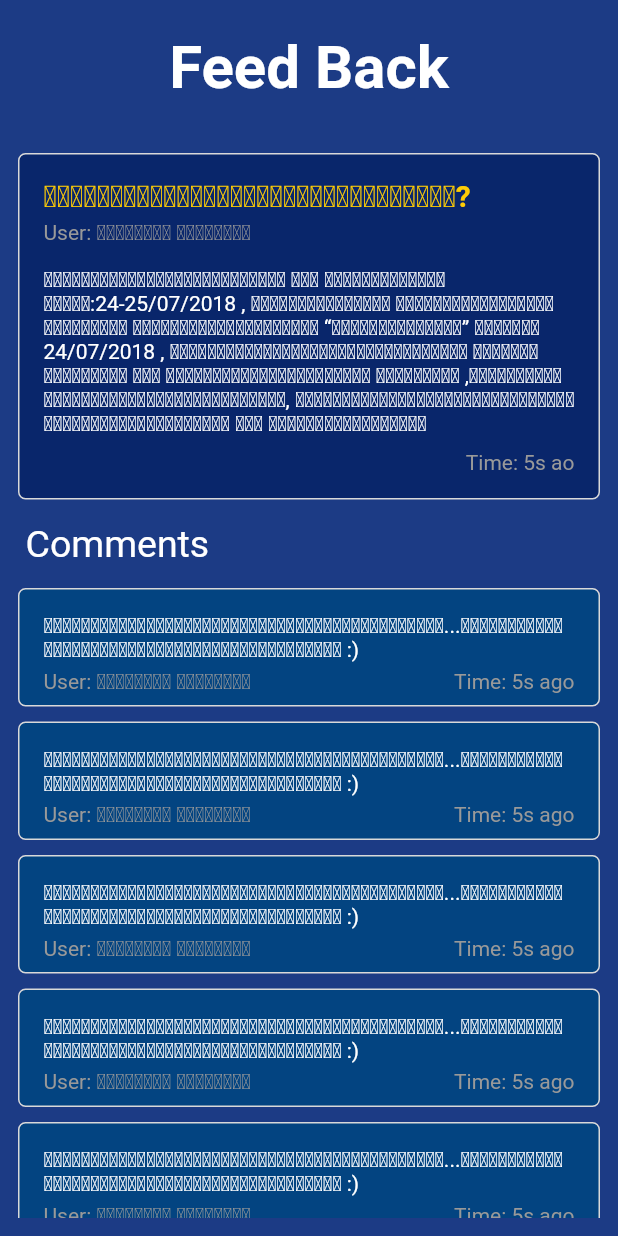
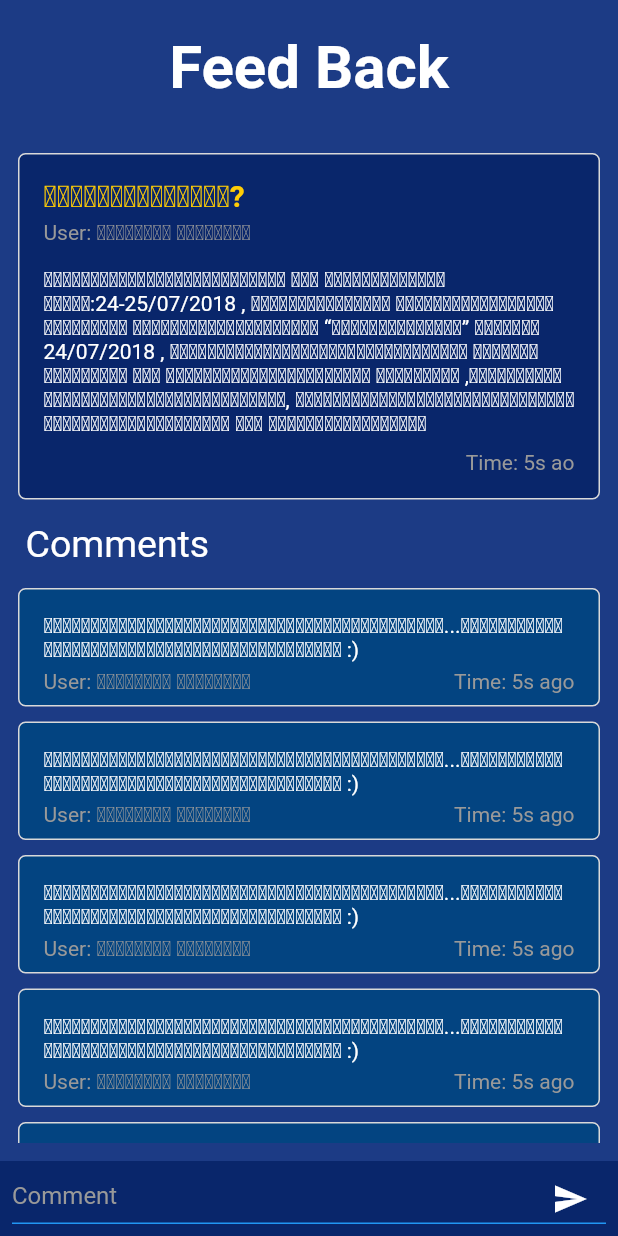
Before and after one commit to saysomphon/qforum, a Flutter app: the screen it shows after launch, on a phone screen of 412 x 824 dp. Run offline on Flutter 3.47's test engine with Material 2 defaults, Android fonts, the phone set to English and light mode, and no system bars; our stand-ins replace cloud_firestore, firebase_core; accounts and stored records are empty.

Commit message:
Textfield comment

```diff
--- a/lib/screens/post/post_screen.dart
+++ b/lib/screens/post/post_screen.dart
@@ -9,15 +9,24 @@ class PostScreen extends StatefulWidget {
 }
 
 class _PostScreenState extends State<PostScreen> {
+  TextEditingController commentController = TextEditingController();
+
   @override
   Widget build(BuildContext context) {
-    return Scaffold(
+    return GestureDetector(
+      onTap: () => FocusScope.of(context).unfocus(),
+      child: Scaffold(
+        // resizeToAvoidBottomInset: true,
+        resizeToAvoidBottomInset: true,
         appBar: AppBar(
           title: const Text("Feed Back"),
           centerTitle: true,
         ),
-      body: Padding(
-        padding: const EdgeInsets.all(12.0),
+        body: Stack(
+          children: [
+            Padding(
+              padding: EdgeInsets.only(
+                  bottom: 62, left: 12.0, right: 12.0, top: 12.0),
               child: SingleChildScrollView(
                 child: Column(
                   crossAxisAlignment: CrossAxisAlignment.start,
@@ -34,6 +43,41 @@ class _PostScreenState extends State<PostScreen> {
                   ],
                 ),
               ),
+            ),
+            Positioned(bottom: 0, child: buildTextField())
+          ],
+        ),
+      ),
+    );
+  }
+
+  Container buildTextField() {
+    return Container(
+      height: 50,
+      width: MediaQuery.of(context).size.width * 1,
+      color: ColorsConstant.darkPrimaryColor,
+      padding: EdgeInsets.all(8.0),
+      child: TextField(
+        controller: commentController,
+        scrollPadding: EdgeInsets.only(bottom: 40),
+        style: TextStyle(color: Colors.white),
+        decoration: InputDecoration(
+            hintText: "Comment",
+            enabledBorder: UnderlineInputBorder(
+              borderSide: BorderSide(color: Colors.blue),
+            ),
+            focusedBorder: UnderlineInputBorder(
+              borderSide: BorderSide(color: ColorsConstant.textLightGrey),
+            ),
+            hintStyle: TextStyle(color: ColorsConstant.textLightGrey),
+            suffixIcon: MouseRegion(
+                cursor: SystemMouseCursors.click,
+                child: GestureDetector(
+                    onTap: () {},
+                    child: Icon(
+                      Icons.send,
+                      color: Colors.white,
+                    )))),
       ),
     );
   }
@@ -90,7 +134,7 @@ class _PostScreenState extends State<PostScreen> {
           crossAxisAlignment: CrossAxisAlignment.start,
           children: [
             Text(
-              "ເປັນຫຍັງເງິນເດືອນພະນັກງານຄືໜ້ອຍ?",
+              "ທ່ານມັກກິນຫຍັງ?",
               style: TextStyle(
                   color: ColorsConstant.textYellowColor,
                   fontSize: 20,
```
Also changed, not shown: 1 other file. Lines whose indentation alone changed are shown as unchanged.
